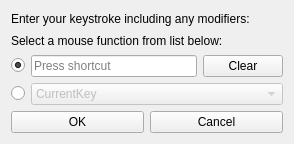
First picture: the form in command_editor.ui, repository sahinakkaya/rattrap, before the edit.
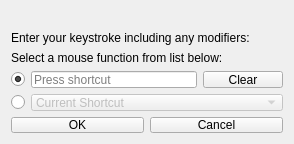
Second picture: the form after the edit.

Commit message: Connect special buttons combobox as well

Patch:
```diff
--- a/command_editor.ui
+++ b/command_editor.ui
@@ -28,6 +28,16 @@
   <layout class="QVBoxLayout" name="verticalLayout_2">
    <item>
     <layout class="QVBoxLayout" name="verticalLayout">
+     <item>
+      <widget class="QLabel" name="current_shortcut">
+       <property name="visible">
+        <bool>false</bool>
+       </property>
+       <property name="text">
+        <string/>
+       </property>
+      </widget>
+     </item>
      <item>
       <widget class="QLabel" name="label">
        <property name="text">
@@ -112,7 +122,7 @@
          </property>
          <item>
           <property name="text">
-           <string>CurrentKey</string>
+           <string>Current Shortcut</string>
           </property>
          </item>
          <item>
```
Left out of the diff: 16 changed lines with no effect on the pictures. The commit also changes 2 other files.
